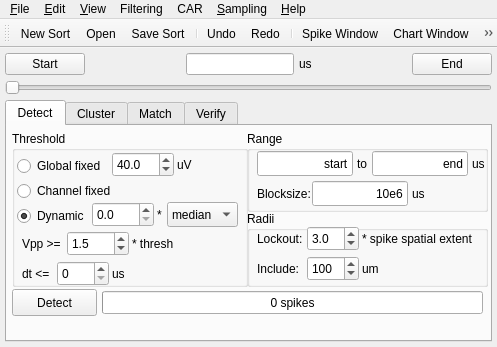
Before: the Qt Designer form spyke/spyke.ui in mmyros/spyke, drawn with Qt 5.
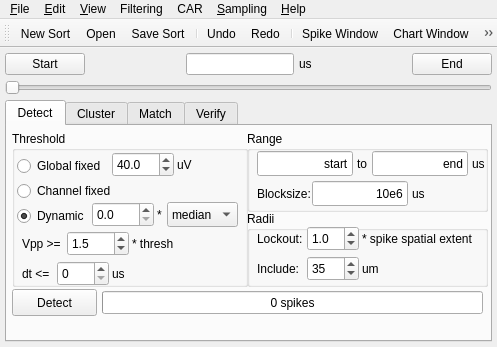
After: the same form once the commit is applied. The open tabs and pages were chosen to show the change. Icons and pictures are not drawn. Custom widgets are drawn as their Qt base class.

What changed in the file:
```diff
--- a/spyke/spyke.ui
+++ b/spyke/spyke.ui
@@ -619,7 +619,7 @@
           <double>0.500000000000000</double>
          </property>
          <property name="value">
-          <double>3.000000000000000</double>
+          <double>1.000000000000000</double>
          </property>
         </widget>
         <widget class="QSpinBox" name="inclRSpinBox">
@@ -639,7 +639,7 @@
           <number>9999</number>
          </property>
          <property name="value">
-          <number>100</number>
+          <number>35</number>
          </property>
         </widget>
         <widget class="QLabel" name="label_11">
```
